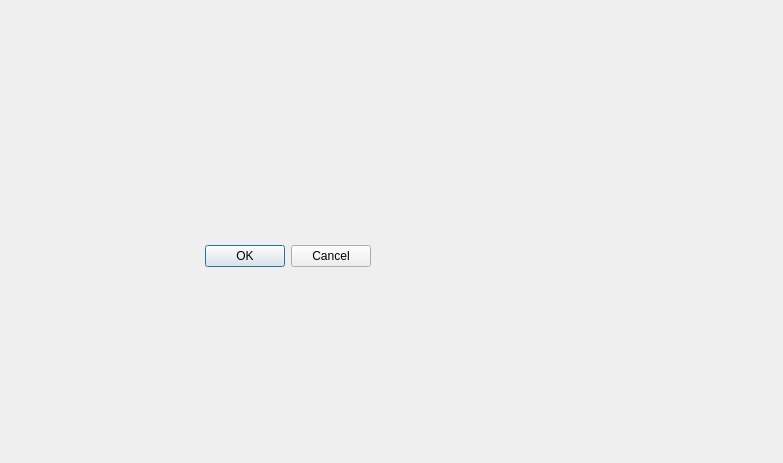
Old version of the form TicTacToeGames/newwindow.ui in the repository bassant2005/X0_games.
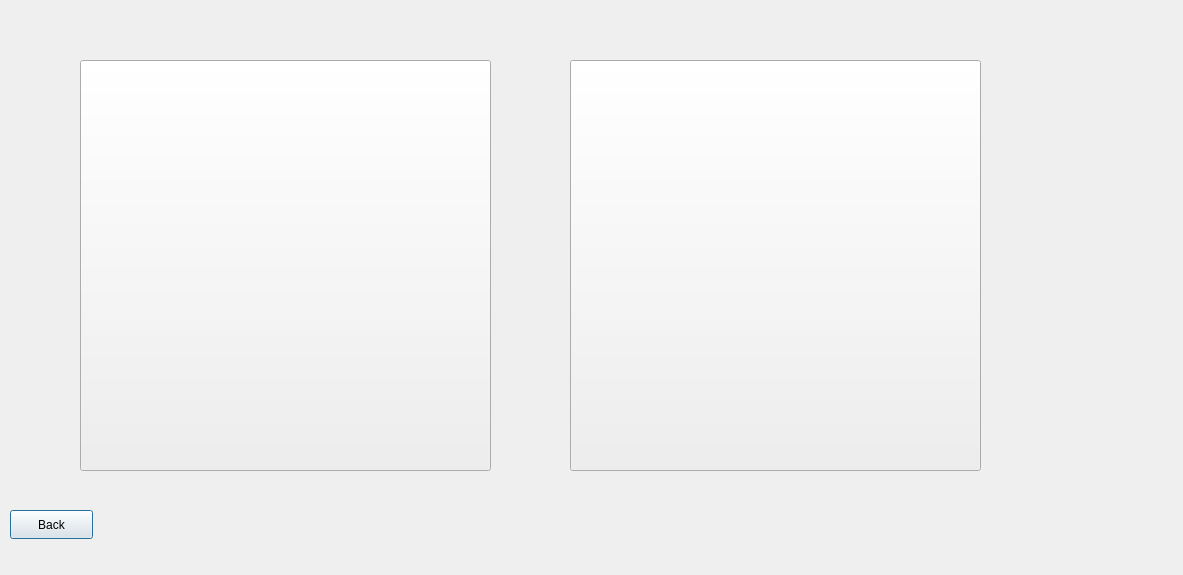
New version of the form. Icons and pictures are not drawn.

What changed in the file:
```diff
--- a/TicTacToeGames/newwindow.ui
+++ b/TicTacToeGames/newwindow.ui
@@ -6,27 +6,56 @@
    <rect>
     <x>0</x>
     <y>0</y>
-    <width>783</width>
-    <height>463</height>
+    <width>1183</width>
+    <height>575</height>
    </rect>
   </property>
   <property name="windowTitle">
    <string>Dialog</string>
   </property>
-  <widget class="QDialogButtonBox" name="buttonBox">
+  <widget class="QPushButton" name="pushButton">
    <property name="geometry">
     <rect>
-     <x>30</x>
-     <y>240</y>
-     <width>341</width>
-     <height>32</height>
+     <x>10</x>
+     <y>510</y>
+     <width>83</width>
+     <height>29</height>
     </rect>
    </property>
-   <property name="orientation">
-    <enum>Qt::Orientation::Horizontal</enum>
+   <property name="text">
+    <string>Back</string>
    </property>
-   <property name="standardButtons">
-    <set>QDialogButtonBox::StandardButton::Cancel|QDialogButtonBox::StandardButton::Ok</set>
+  </widget>
+  <widget class="QPushButton" name="pushButton_2">
+   <property name="geometry">
+    <rect>
+     <x>80</x>
+     <y>60</y>
+     <width>411</width>
+     <height>411</height>
+    </rect>
+   </property>
+   <property name="styleSheet">
+    <string notr="true">image: url(:/res2/SUS.jpg);</string>
+   </property>
+   <property name="text">
+    <string/>
+   </property>
+  </widget>
+  <widget class="QPushButton" name="pushButton_3">
+   <property name="geometry">
+    <rect>
+     <x>570</x>
+     <y>60</y>
+     <width>411</width>
+     <height>411</height>
+    </rect>
+   </property>
+   <property name="styleSheet">
+    <string notr="true">image: url(:/res2/UI.jpg);</string>
+   </property>
+   <property name="text">
+    <string/>
    </property>
   </widget>
  </widget>
```
Left out of the diff: 35 changed lines with no effect on the pictures.
